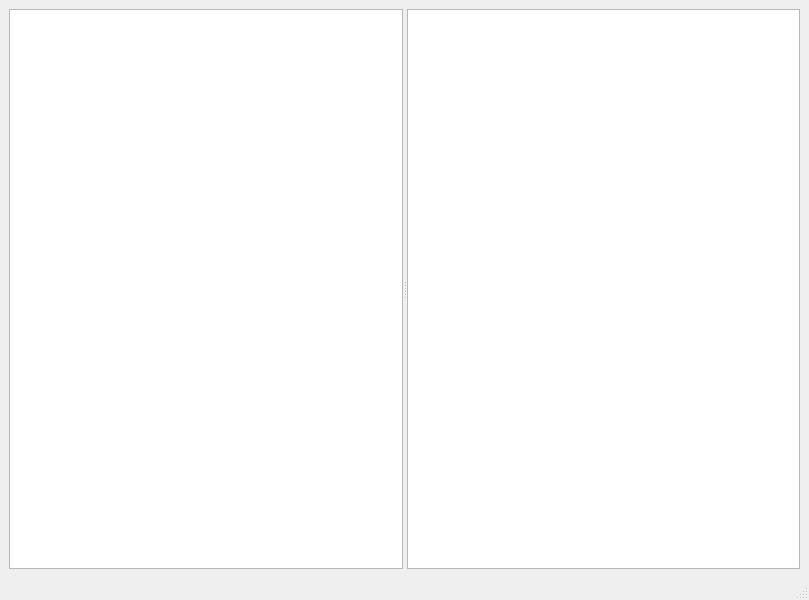
bigianb/engine-51, file tools/DFSViewer/mainwindow.ui: the form before one commit.
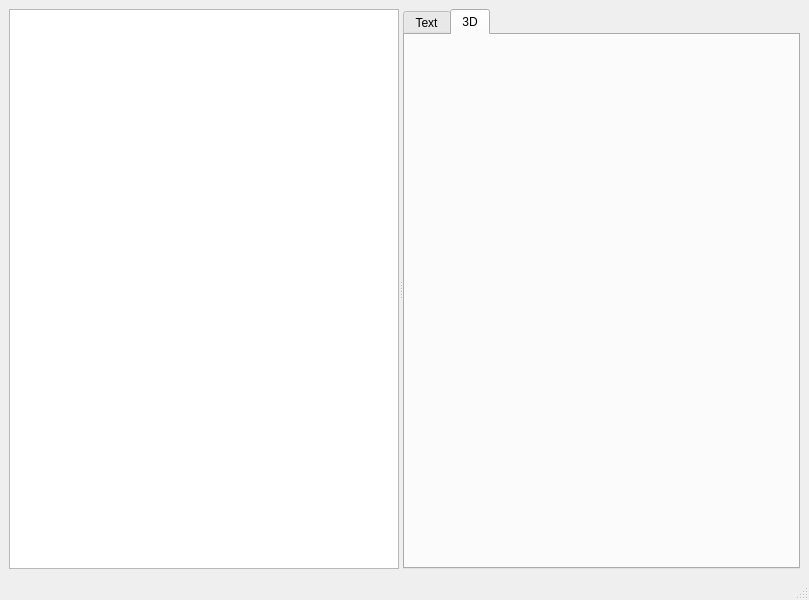
The form after the commit. Custom widgets are drawn as their Qt base class.

```diff
--- a/tools/DFSViewer/mainwindow.ui
+++ b/tools/DFSViewer/mainwindow.ui
@@ -27,8 +27,14 @@
        <enum>Qt::Orientation::Horizontal</enum>
       </property>
       <widget class="QTreeView" name="treeView"/>
-      <widget class="QStackedWidget" name="contentStackedWidget">
-       <widget class="QWidget" name="contentPage1" native="true">
+      <widget class="QTabWidget" name="contentTabWidget">
+       <property name="currentIndex">
+        <number>1</number>
+       </property>
+       <widget class="QWidget" name="contentTabWidgetPage1" native="true">
+        <attribute name="title">
+         <string>Text</string>
+        </attribute>
         <layout class="QVBoxLayout" name="verticalLayout_2">
          <property name="leftMargin">
           <number>0</number>
@@ -51,6 +57,18 @@
          </item>
         </layout>
        </widget>
+       <widget class="ModelWidget" name="contentTabWidgetPage2" native="true">
+        <property name="sizePolicy">
+         <sizepolicy hsizetype="Expanding" vsizetype="Expanding">
+          <horstretch>0</horstretch>
+          <verstretch>0</verstretch>
+         </sizepolicy>
+        </property>
+        <attribute name="title">
+         <string>3D</string>
+        </attribute>
+        <layout class="QVBoxLayout" name="verticalLayout_3"/>
+       </widget>
       </widget>
      </widget>
     </item>
@@ -68,6 +86,14 @@
   </widget>
   <widget class="QStatusBar" name="statusbar"/>
  </widget>
+ <customwidgets>
+  <customwidget>
+   <class>ModelWidget</class>
+   <extends>QWidget</extends>
+   <header>modelWidget.h</header>
+   <container>1</container>
+  </customwidget>
+ </customwidgets>
  <resources/>
  <connections/>
 </ui>
```
Left out of the diff: 2 changed lines with no effect on the pictures.
